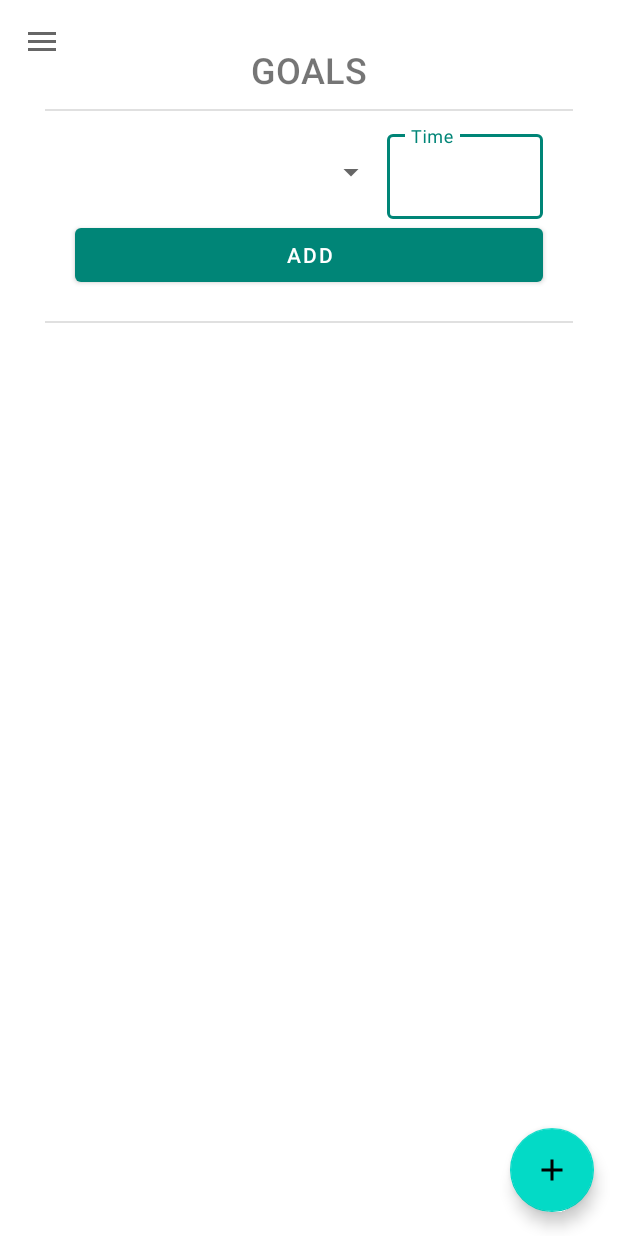
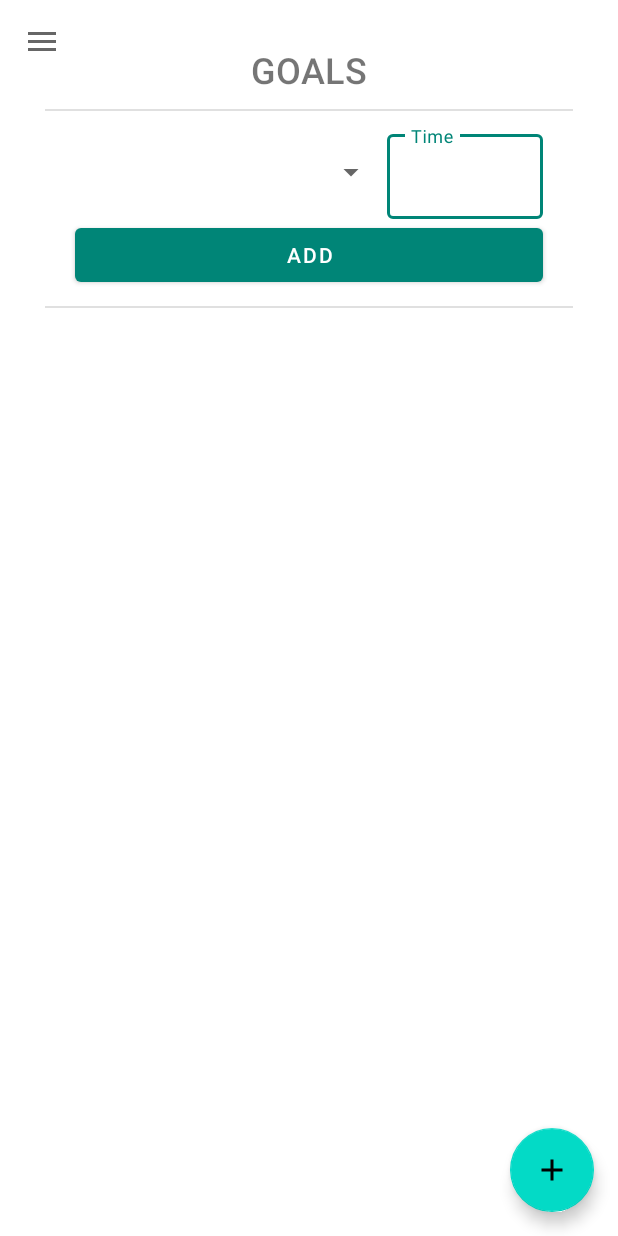
Before and after one commit to f4irline/task-scheduler, an Android app: the GoalsActivity screen opened directly, with no data from a screen before it, on a phone screen of 412 x 824 dp. Run offline under Robolectric (Android 15) with nearby library versions, the phone set to English and light mode, and no system bars; our stand-ins replace Room's generated code.

Commit message:
Edit styling of goals and tasks activities.

```diff
--- a/app/src/main/res/layout/activity_goals.xml
+++ b/app/src/main/res/layout/activity_goals.xml
@@ -73,7 +73,7 @@
         android:layout_below="@+id/addButton"
         android:background="?android:attr/listDivider"
         android:layout_marginHorizontal="30dp"
-        android:layout_marginTop="20dp"/>
+        android:layout_marginTop="10dp"/>
 
     <androidx.recyclerview.widget.RecyclerView
         android:id="@+id/goal_list"
@@ -82,7 +82,7 @@
         android:layout_centerHorizontal="true"
         android:layout_below="@id/divider"
         android:layout_marginHorizontal="20dp"
-        android:layout_marginTop="5dp"
+        android:layout_marginTop="10dp"
         android:scrollbars="vertical">
 
     </androidx.recyclerview.widget.RecyclerView>
--- a/app/src/main/res/layout/activity_tasks.xml
+++ b/app/src/main/res/layout/activity_tasks.xml
@@ -56,7 +56,7 @@
         android:layout_below="@+id/addButton"
         android:background="?android:attr/listDivider"
         android:layout_marginHorizontal="30dp"
-        android:layout_marginTop="20dp"/>
+        android:layout_marginTop="10dp"/>
 
     <androidx.recyclerview.widget.RecyclerView
         android:id="@+id/task_list"
@@ -65,7 +65,7 @@
         android:layout_centerHorizontal="true"
         android:layout_below="@+id/divider"
         android:layout_marginHorizontal="20dp"
-        android:layout_marginTop="20dp"
+        android:layout_marginTop="10dp"
         android:scrollbars="vertical"
         android:layout_centerInParent="true">
 
```
